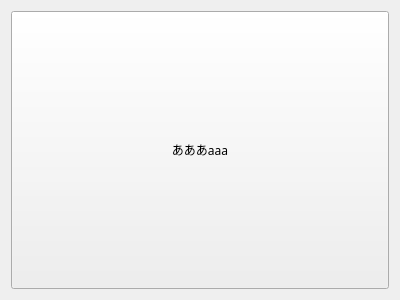
Qt form qcmentryguess.ui (Aryetis/Obenkyobo) before a commit.
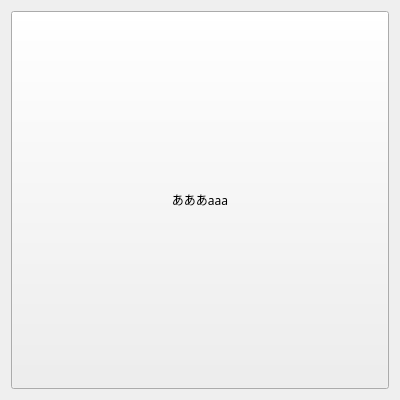
The same form after that commit.

The edit to the form file:
```diff
--- a/qcmentryguess.ui
+++ b/qcmentryguess.ui
@@ -7,7 +7,7 @@
     <x>0</x>
     <y>0</y>
     <width>400</width>
-    <height>300</height>
+    <height>400</height>
    </rect>
   </property>
   <property name="windowTitle">
```
